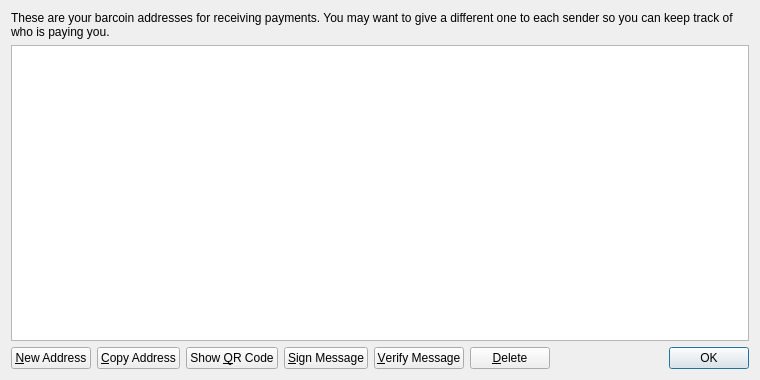
Qt form src/qt/forms/addressbookpage.ui (coindiggers/coindiggercoin) before a commit.
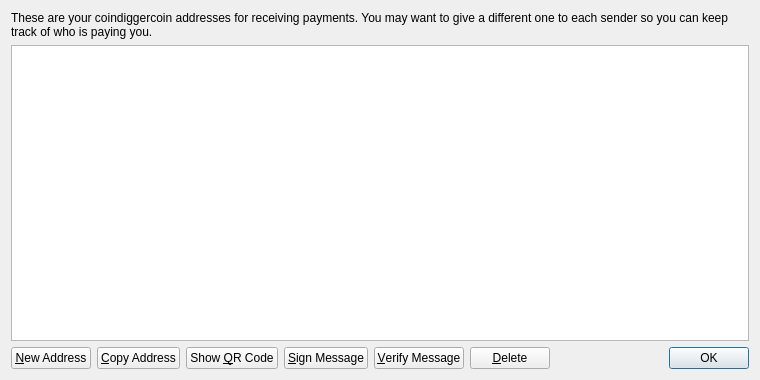
The same form after that commit. Icons and pictures are not drawn.

What changed in the file:
```diff
--- a/src/qt/forms/addressbookpage.ui
+++ b/src/qt/forms/addressbookpage.ui
@@ -17,7 +17,7 @@
    <item>
     <widget class="QLabel" name="labelExplanation">
      <property name="text">
-      <string>These are your barcoin addresses for receiving payments. You may want to give a different one to each sender so you can keep track of who is paying you.</string>
+      <string>These are your coindiggercoin addresses for receiving payments. You may want to give a different one to each sender so you can keep track of who is paying you.</string>
      </property>
      <property name="textFormat">
       <enum>Qt::PlainText</enum>
```
